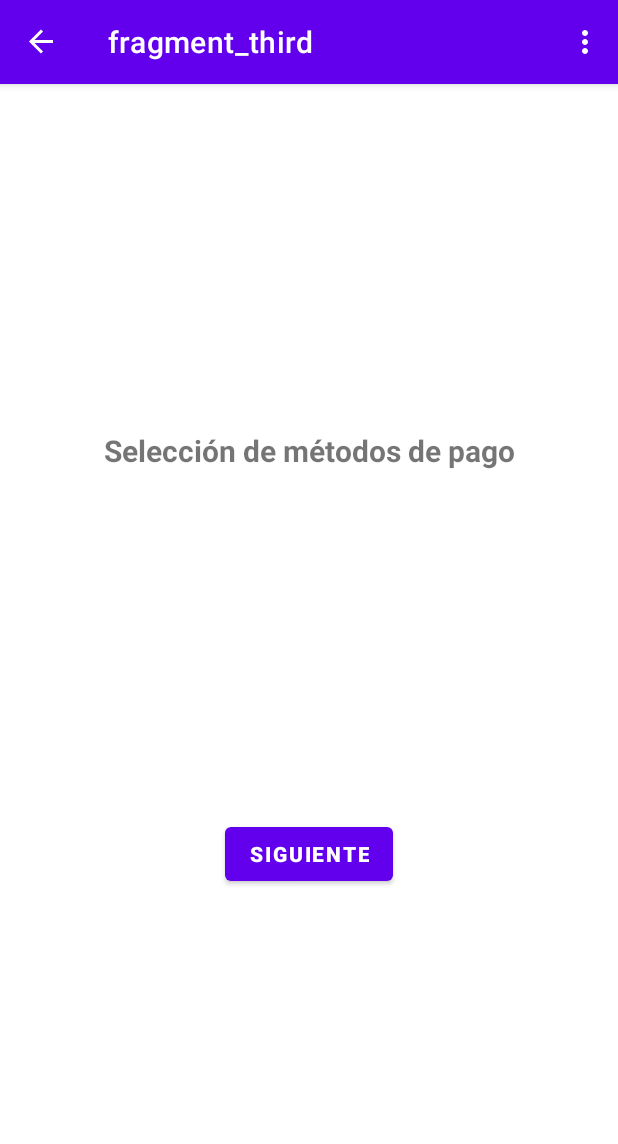
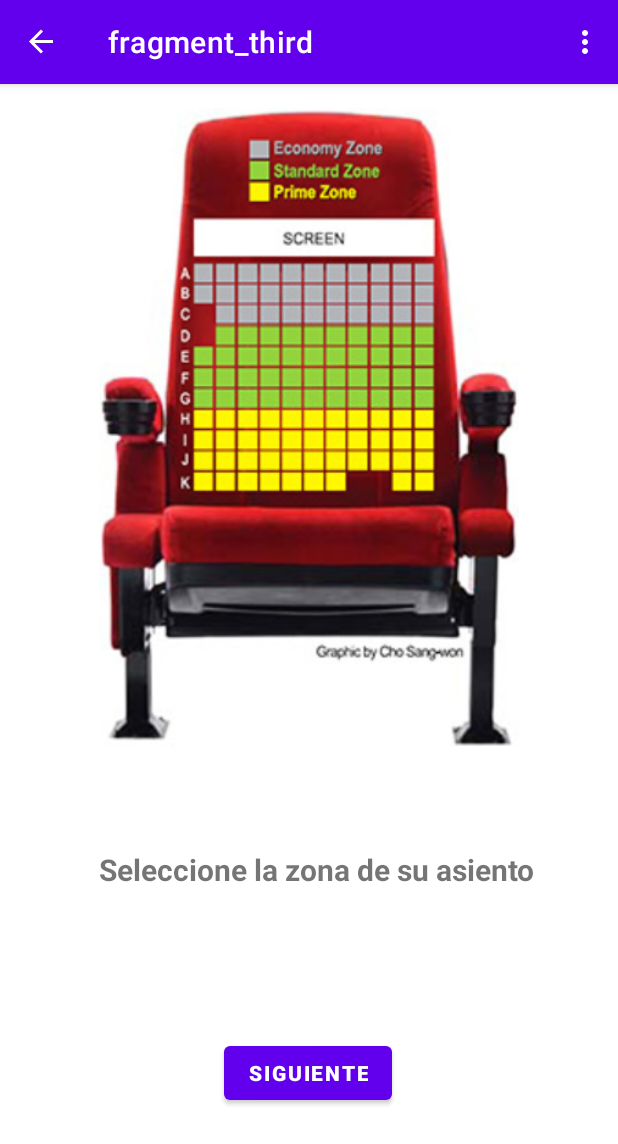
Before and after one commit to PedroGM80/Amazoniav2, an Android app: the FiveFragment screen opened through its navigation route, after a tap on "SIGUIENTE", on a phone screen of 412 x 824 dp. Shown: the top 1144 px of the screen. Run offline under Robolectric (Android 15) with nearby library versions, the phone set to English and light mode, and no system bars; our stand-ins replace navigation-ui.

```diff
--- a/app/src/main/java/gallego/morales/amazoniav2/FifthFragment.kt
+++ b/app/src/main/java/gallego/morales/amazoniav2/FiveFragment.kt
@@ -1,13 +1,12 @@
 package gallego.morales.amazoniav2
 
 import android.os.Bundle
-import androidx.fragment.app.Fragment
 import android.view.LayoutInflater
 import android.view.View
 import android.view.ViewGroup
+import androidx.fragment.app.Fragment
 import androidx.navigation.fragment.findNavController
-import gallego.morales.amazoniav2.databinding.FragmentFifthBinding
-import gallego.morales.amazoniav2.databinding.FragmentFirstBinding
+
 
 // TODO: Rename parameter arguments, choose names that match
 // the fragment initialization parameters, e.g. ARG_ITEM_NUMBER
@@ -19,9 +18,9 @@ private const val ARG_PARAM2 = "param2"
  * Use the [FifthFragment.newInstance] factory method to
  * create an instance of this fragment.
  */
-class FifthFragment : Fragment() {
+class FiveFragment : Fragment() {
 
-    private var _binding: FragmentFifthBinding? = null
+    private var _binding: gallego.morales.amazoniav2.databinding.FragmentFiveBinding? = null
 
     // This property is only valid between onCreateView and
     // onDestroyView.
@@ -32,7 +31,11 @@ class FifthFragment : Fragment() {
         savedInstanceState: Bundle?
     ): View? {
 
-        _binding = FragmentFifthBinding.inflate(inflater, container, false)
+        _binding = gallego.morales.amazoniav2.databinding.FragmentFiveBinding.inflate(
+            inflater,
+            container,
+            false
+        )
         return binding.root
 
     }
--- a/app/src/main/res/layout/fragment_fifth.xml
+++ b/app/src/main/res/layout/fragment_five.xml
@@ -4,7 +4,7 @@
     xmlns:tools="http://schemas.android.com/tools"
     android:layout_width="match_parent"
     android:layout_height="match_parent"
-    tools:context=".FifthFragment">
+    tools:context=".FiveFragment">
 
     <TextView
         android:id="@+id/textview_five"
--- a/app/src/main/res/layout/fragment_fourth.xml
+++ b/app/src/main/res/layout/fragment_four.xml
@@ -4,7 +4,7 @@
     xmlns:tools="http://schemas.android.com/tools"
     android:layout_width="match_parent"
     android:layout_height="match_parent"
-    tools:context=".FourthFragment">
+    tools:context=".FourFragment">
 
     <TextView
         android:id="@+id/textview_four"
--- a/app/src/main/res/layout/fragment_third.xml
+++ b/app/src/main/res/layout/fragment_third.xml
@@ -10,22 +10,91 @@
         android:id="@+id/textview_third"
         android:layout_width="wrap_content"
         android:layout_height="wrap_content"
-        android:text="@string/selecci_n_de_m_todos_de_pago"
+        android:layout_marginStart="66dp"
+        android:layout_marginTop="21dp"
+        android:layout_marginEnd="66dp"
+        android:layout_marginBottom="26dp"
+        android:text="@string/seleccione_la_zona_de_su_asiento"
         android:textSize="20sp"
         android:textStyle="bold"
-        app:layout_constraintBottom_toTopOf="@id/button_third"
+        app:layout_constraintBottom_toTopOf="@+id/button_third"
+        app:layout_constraintEnd_toEndOf="parent"
+        app:layout_constraintHorizontal_bias="0.0"
+        app:layout_constraintStart_toStartOf="parent"
+        app:layout_constraintTop_toBottomOf="@+id/imageView2" />
+
+    <Button
+        android:id="@+id/button_third"
+        android:layout_width="wrap_content"
+        android:layout_height="wrap_content"
+        android:layout_marginStart="148dp"
+        android:layout_marginTop="26dp"
+        android:layout_marginEnd="149dp"
+        android:layout_marginBottom="38dp"
+        android:text="@string/siguiente"
+        android:textStyle="bold"
+        app:layout_constraintBottom_toBottomOf="parent"
+        app:layout_constraintEnd_toEndOf="parent"
+        app:layout_constraintStart_toStartOf="parent"
+        app:layout_constraintTop_toBottomOf="@+id/textview_third" />
+
+    <ImageView
+        android:id="@+id/imageView2"
+        android:layout_width="345dp"
+        android:layout_height="426dp"
+        android:layout_marginStart="33dp"
+        android:layout_marginTop="16dp"
+        android:layout_marginEnd="33dp"
+        android:contentDescription="@string/todo"
+        android:src="@drawable/img"
         app:layout_constraintEnd_toEndOf="parent"
         app:layout_constraintStart_toStartOf="parent"
         app:layout_constraintTop_toTopOf="parent" />
 
     <Button
-        android:id="@+id/button_third"
+        android:id="@+id/button"
+        android:layout_width="178dp"
+        android:layout_height="60dp"
+        android:layout_marginBottom="324dp"
+        android:background="@android:color/transparent"
+        app:iconTint="@color/material_on_surface_stroke"
+        app:layout_constraintBottom_toBottomOf="parent"
+        app:layout_constraintEnd_toEndOf="parent"
+        app:layout_constraintHorizontal_bias="0.502"
+        app:layout_constraintStart_toStartOf="parent"
+        tools:ignore="SpeakableTextPresentCheck" />
+
+    <Button
+        android:id="@+id/button2"
+        android:layout_width="179dp"
+        android:layout_height="58dp"
+        android:layout_marginTop="160dp"
+        android:background="@android:color/transparent"
+        app:iconTint="@color/material_on_surface_stroke"
+        app:layout_constraintBottom_toTopOf="@+id/button"
+        app:layout_constraintEnd_toEndOf="parent"
+        app:layout_constraintHorizontal_bias="0.508"
+        app:layout_constraintStart_toStartOf="parent"
+        app:layout_constraintTop_toTopOf="parent"
+        tools:ignore="SpeakableTextPresentCheck" />
+
+    <Button
+        android:id="@+id/button3"
+        android:layout_width="183dp"
+        android:layout_height="48dp"
+        android:layout_marginTop="112dp"
+        android:background="@android:color/transparent"
+        app:iconTint="@color/material_on_surface_stroke"
+        app:layout_constraintEnd_toEndOf="parent"
+        app:layout_constraintStart_toStartOf="parent"
+        app:layout_constraintTop_toTopOf="parent"
+        tools:ignore="SpeakableTextPresentCheck" />
+
+    <androidx.constraintlayout.widget.Barrier
+        android:id="@+id/barrier2"
         android:layout_width="wrap_content"
         android:layout_height="wrap_content"
-        android:text="@string/siguiente"
-        android:textStyle="bold"
-        app:layout_constraintBottom_toBottomOf="parent"
-        app:layout_constraintEnd_toEndOf="parent"
-        app:layout_constraintStart_toStartOf="parent"
-        app:layout_constraintTop_toBottomOf="@id/textview_third" />
+        app:barrierDirection="left"
+        app:constraint_referenced_ids="button3,button2,button" />
+
 </androidx.constraintlayout.widget.ConstraintLayout>
--- a/app/src/main/res/navigation/nav_graph.xml
+++ b/app/src/main/res/navigation/nav_graph.xml
@@ -30,27 +30,27 @@
         tools:layout="@layout/fragment_third" >
         <action
             android:id="@+id/action_thirdFragment_to_fifthFragment"
-            app:destination="@id/fifthFragment" />
+            app:destination="@id/fiveFragment" />
         <action
-            android:id="@+id/action_thirdFragment_to_fourthFragment"
-            app:destination="@id/fourthFragment"
-            app:popUpTo="@id/fourthFragment"
-            app:popUpToInclusive="true" />
+            android:id="@+id/action_thirdFragment_to_fourFragment"
+            app:destination="@id/fourFragment"
+            app:popUpTo="@id/fourFragment"
+            app:popUpToInclusive="false" />
     </fragment>
     <fragment
-        android:id="@+id/fourthFragment"
-        android:name="gallego.morales.amazoniav2.FourthFragment"
-        android:label="fragment_fourth"
-        tools:layout="@layout/fragment_fourth" >
+        android:id="@+id/fourFragment"
+        android:name="gallego.morales.amazoniav2.FourFragment"
+        android:label="fragment_four"
+        tools:layout="@layout/fragment_four">
         <action
             android:id="@+id/action_fourthFragment_to_FirstFragment"
             app:destination="@id/FirstFragment" />
     </fragment>
     <fragment
-        android:id="@+id/fifthFragment"
-        android:name="gallego.morales.amazoniav2.FifthFragment"
-        android:label="fragment_fifth"
-        tools:layout="@layout/fragment_fifth" >
+        android:id="@+id/fiveFragment"
+        android:name="gallego.morales.amazoniav2.FiveFragment"
+        android:label="fragment_five"
+        tools:layout="@layout/fragment_five">
         <action
             android:id="@+id/action_fifthFragment_to_thirdFragment"
             app:destination="@id/thirdFragment" />
--- a/app/src/main/res/values/strings.xml
+++ b/app/src/main/res/values/strings.xml
@@ -22,4 +22,11 @@
     <string name="datos_de_entrega">Datos de entrega</string>
     <string name="error_en_pedido">Error en pedido</string>
     <string name="pedido_realizado">pedido realizado</string>
+    <string name="comprar_entradas">Comprar entradas</string>
+    <string name="encuentra_entradas_para_tus_peliculas_favoritas">Encuentra entradas para tus peliculas favoritas</string>
+    <string name="todo">TODO</string>
+    <string name="seleccione_el_cine">Seleccione el cine</string>
+
+
+    <string name="seleccione_la_zona_de_su_asiento">Seleccione la zona de su asiento</string>
 </resources>
```
Also changed, not shown: app/src/main/java/gallego/morales/amazoniav2/FourthFragment.kt (+9 -6 lines), app/src/main/java/gallego/morales/amazoniav2/ThirdFragment.kt (+3 -4 lines), app/src/main/res/layout/fragment_first.xml (+36 -14 lines), app/src/main/res/layout/fragment_second.xml (+49 -8 lines), app/src/main/res/drawable-v24/img.png (added), app/src/main/res/drawable-v24/img_1.png (added), app/src/main/res/drawable/cinesur.png (added), app/src/main/res/drawable/logo_cine.png (added), app/src/main/res/drawable/mk2.png (added), app/src/main/res/drawable/seat.png (added), app/src/main/res/drawable/union.png (added).
